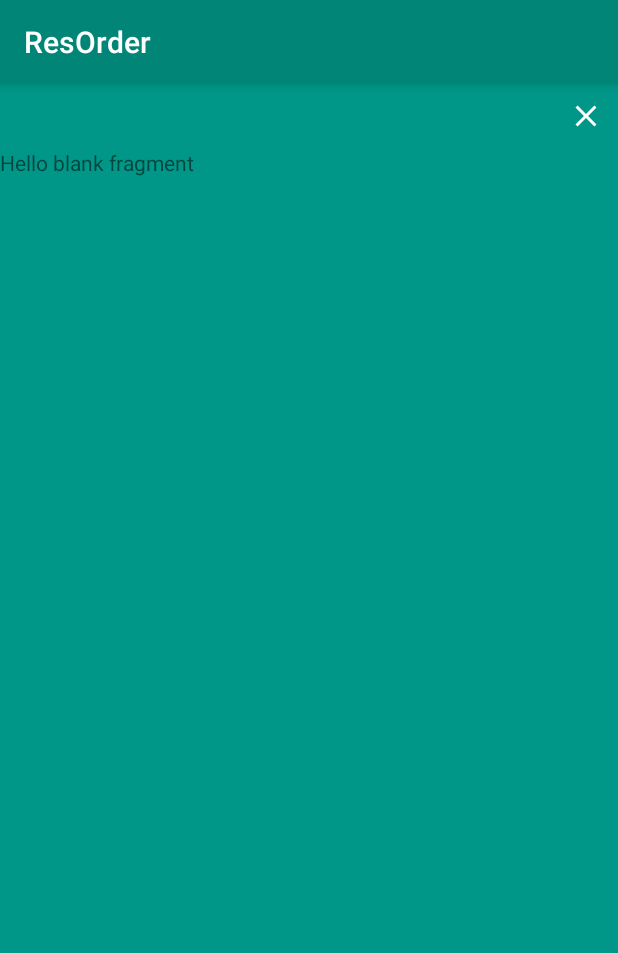
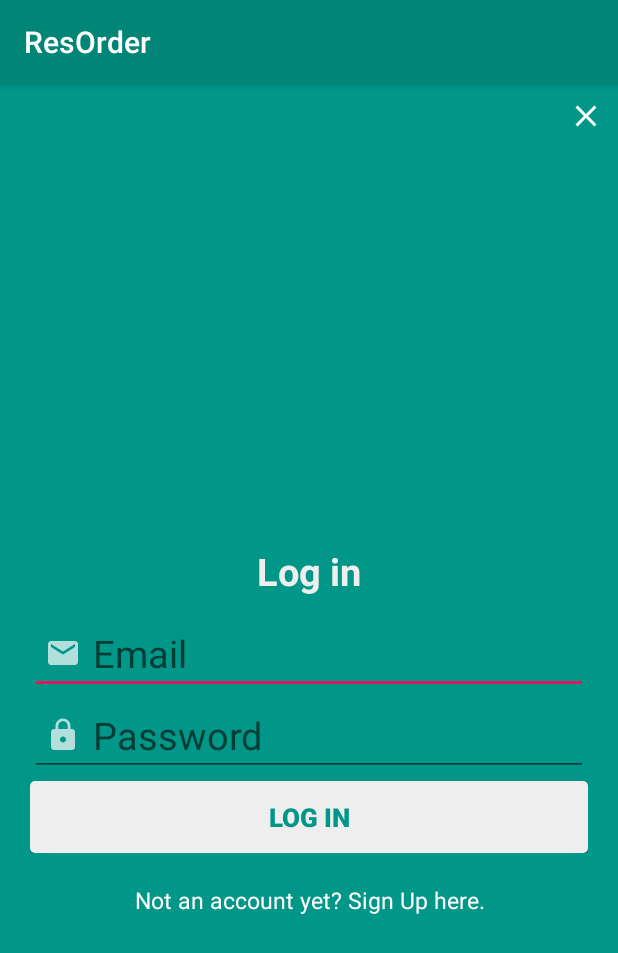
Before and after one commit to nirojeya/ResOrder, an Android app: the screen it shows after launch (MainActivity), on a phone screen of 412 x 824 dp. Shown: the top 953 px of the screen. Run offline under Robolectric (Android 15) with nearby library versions, the phone set to English and light mode, and no system bars.

Commit message:
Basic settings

```diff
--- /dev/null
+++ b/app/src/main/res/drawable/email.xml
@@ -0,0 +1,5 @@
+<vector android:alpha="0.7" android:height="24dp" android:tint="#FFFFFF"
+    android:viewportHeight="24.0" android:viewportWidth="24.0"
+    android:width="24dp" xmlns:android="http://schemas.android.com/apk/res/android">
+    <path android:fillColor="#FF000000" android:pathData="M20,4L4,4c-1.1,0 -1.99,0.9 -1.99,2L2,18c0,1.1 0.9,2 2,2h16c1.1,0 2,-0.9 2,-2L22,6c0,-1.1 -0.9,-2 -2,-2zM20,8l-8,5 -8,-5L4,6l8,5 8,-5v2z"/>
+</vector>
--- /dev/null
+++ b/app/src/main/res/drawable/login_btn_selector.xml
@@ -0,0 +1,18 @@
+<?xml version="1.0" encoding="utf-8"?>
+<selector xmlns:android="http://schemas.android.com/apk/res/android">
+
+    <!-- When item pressed this item will be triggered -->
+    <item android:state_pressed="true"><shape android:shape="rectangle">
+        <corners android:radius="3dp" />
+
+        <solid android:color="@color/button_selectorcolor" />
+    </shape></item>
+
+    <!-- By default the background will be this item -->
+    <item><shape android:shape="rectangle">
+        <corners android:radius="3dp" />
+
+        <solid android:color="@color/white_greyish" />
+    </shape></item>
+
+</selector>
--- /dev/null
+++ b/app/src/main/res/drawable/password.xml
@@ -0,0 +1,5 @@
+<vector android:alpha="0.7" android:height="24dp" android:tint="#FFFFFF"
+    android:viewportHeight="24.0" android:viewportWidth="24.0"
+    android:width="24dp" xmlns:android="http://schemas.android.com/apk/res/android">
+    <path android:fillColor="#FF000000" android:pathData="M18,8h-1L17,6c0,-2.76 -2.24,-5 -5,-5S7,3.24 7,6v2L6,8c-1.1,0 -2,0.9 -2,2v10c0,1.1 0.9,2 2,2h12c1.1,0 2,-0.9 2,-2L20,10c0,-1.1 -0.9,-2 -2,-2zM12,17c-1.1,0 -2,-0.9 -2,-2s0.9,-2 2,-2 2,0.9 2,2 -0.9,2 -2,2zM15.1,8L8.9,8L8.9,6c0,-1.71 1.39,-3.1 3.1,-3.1 1.71,0 3.1,1.39 3.1,3.1v2z"/>
+</vector>
--- a/app/src/main/res/layout/fragment_login.xml
+++ b/app/src/main/res/layout/fragment_login.xml
@@ -1,14 +1,80 @@
-<?xml version="1.0" encoding="utf-8"?>
-<FrameLayout xmlns:android="http://schemas.android.com/apk/res/android"
-    xmlns:tools="http://schemas.android.com/tools"
-    android:layout_width="match_parent"
-    android:layout_height="match_parent"
-    tools:context=".LoginFragment">
+<RelativeLayout xmlns:android="http://schemas.android.com/apk/res/android"
+    android:layout_width="fill_parent"
+    android:layout_height="fill_parent"
+    xmlns:app="http://schemas.android.com/apk/res-auto"
+    android:padding="20dp">
 
-    <!-- TODO: Update blank fragment layout -->
+    <LinearLayout
+        android:id="@+id/login_layout"
+        android:layout_width="fill_parent"
+        android:layout_height="wrap_content"
+        android:layout_centerInParent="true"
+        android:orientation="vertical" >
+
+        <TextView
+            android:layout_width="fill_parent"
+            android:layout_height="wrap_content"
+            android:gravity="center"
+            android:padding="10dp"
+            android:text="@string/login"
+            android:textColor="@color/white_greyish"
+            android:textSize="25sp"
+            android:textStyle="bold" />
+
+
+
+            <EditText
+                android:id="@+id/login_emailId"
+                android:layout_width="match_parent"
+                android:layout_height="wrap_content"
+                android:hint="@string/email"
+                android:gravity="center_vertical"
+                android:textSize="25sp"
+                android:padding="10dp"
+                android:drawablePadding="8dp"
+                android:inputType="textEmailAddress"
+                android:drawableStart="@drawable/email"
+                />
+
+
+
+            <EditText
+                android:id="@+id/login_password"
+                android:layout_width="match_parent"
+                android:layout_height="wrap_content"
+                android:hint="@string/password"
+                android:gravity="center_vertical"
+                android:padding="10dp"
+                android:inputType="textPassword"
+                android:drawablePadding="8dp"
+                android:textSize="25sp"
+                android:drawableStart="@drawable/password" />
+
+        <Button
+            android:id="@+id/loginBtn"
+            android:layout_width="match_parent"
+            android:layout_height="wrap_content"
+            android:layout_marginTop="3dp"
+            android:background="@drawable/login_btn_selector"
+            android:padding="3dp"
+            android:text="@string/login"
+            android:textColor="#009688"
+            android:textSize="17sp"
+            android:textStyle="bold" />
+
+    </LinearLayout>
+
     <TextView
-        android:layout_width="match_parent"
-        android:layout_height="match_parent"
-        android:text="@string/hello_blank_fragment" />
+        android:id="@+id/createAccount"
+        android:layout_width="wrap_content"
+        android:layout_height="wrap_content"
+        android:layout_below="@+id/login_layout"
+        android:layout_centerHorizontal="true"
+        android:layout_marginTop="15dp"
+        android:gravity="center"
+        android:padding="5dp"
+        android:text="@string/newUser"
+        android:textColor="@color/white"
+        android:textSize="15sp" />
 
-</FrameLayout>
+</RelativeLayout>
--- a/app/src/main/res/values/strings.xml
+++ b/app/src/main/res/values/strings.xml
@@ -4,5 +4,9 @@
     <!-- TODO: Remove or change this placeholder text -->
     <string name="hello_blank_fragment">Hello blank fragment</string>
     <string name="close_button"><![CDATA[<string name=\"cloClose Button for Activity]]></string>
+    <string name="login">Log in</string>
+    <string name="newUser"><![CDATA[Not an account yet? Sign Up here.]]></string>
+    <string name="email">Email</string>
+    <string name="password">Password</string>
 
 </resources>
```
